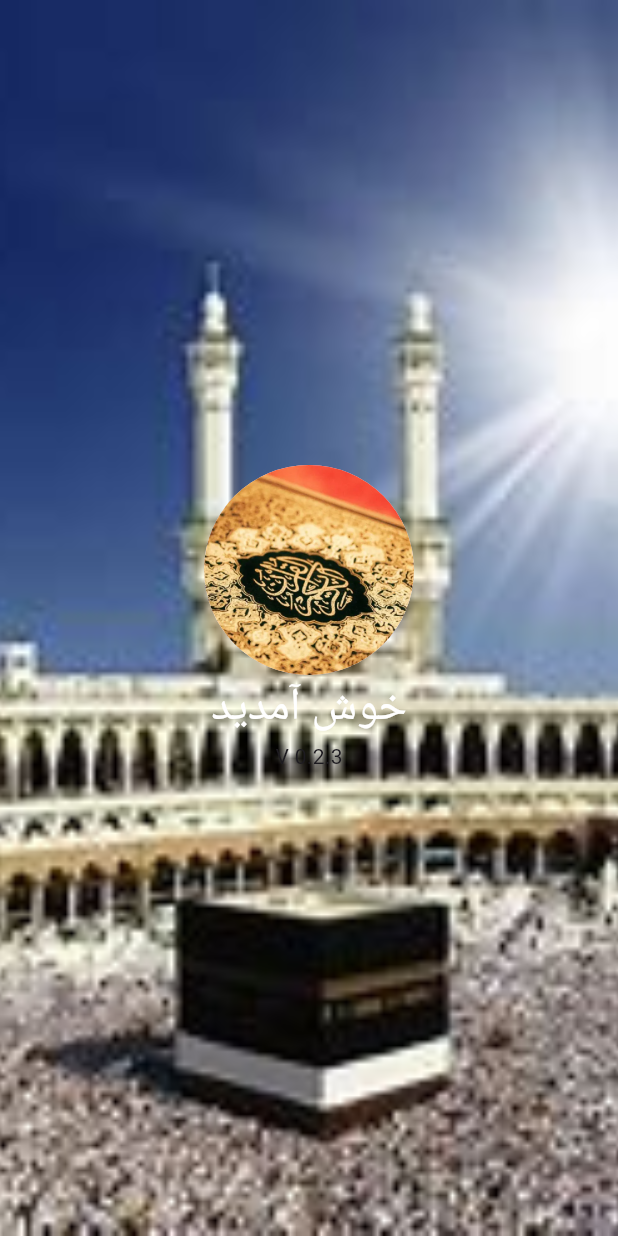
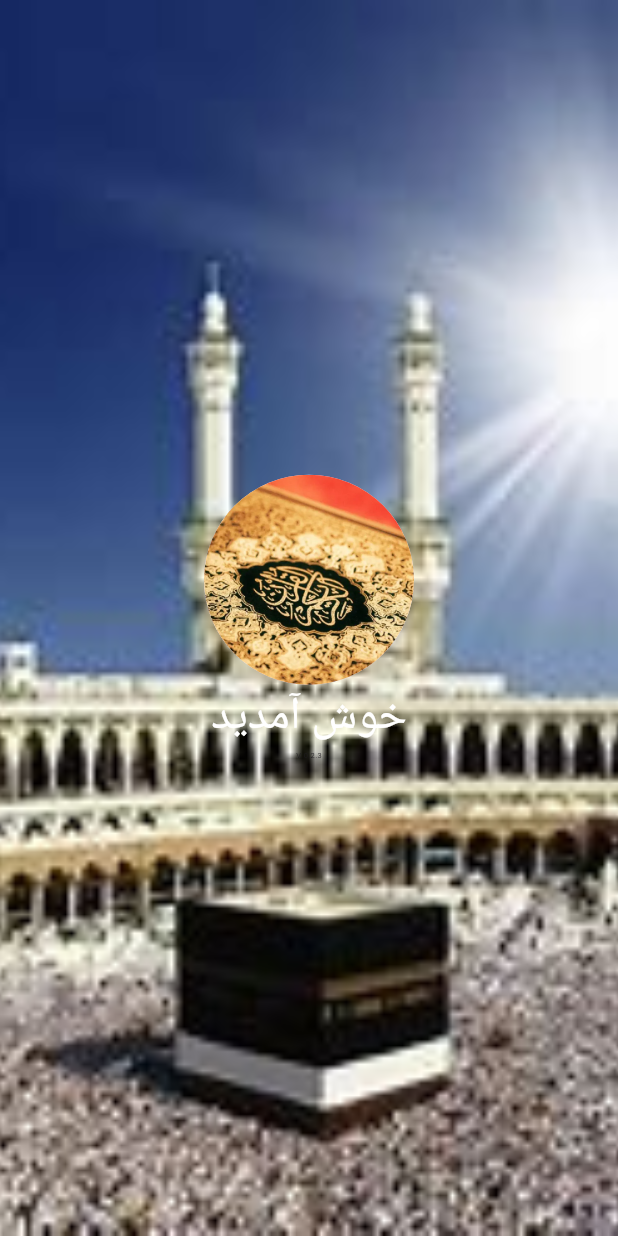
Before and after one commit to Parwiz1010/world-famous-reciters, a Flutter app: the splash screen opened directly, on a phone screen of 412 x 824 dp. Run offline on Flutter 3.47's test engine with Material 3 defaults, Android fonts, the phone set to English and light mode, and no system bars; our stand-ins replace share_plus.

Commit message:
add fontSize

```diff
--- a/lib/container.dart
+++ b/lib/container.dart
@@ -56,7 +56,7 @@ class _splashState extends State<splash> {
               'خوش آمدید',
               style: TextStyle(fontSize: 30, color: Colors.white),
             ),
-            Text('V 0.2.3',style: TextStyle(),)
+            Text('V 0.2.3',style: TextStyle(fontSize: 5),)
           ],
         ),
       ]),
```
